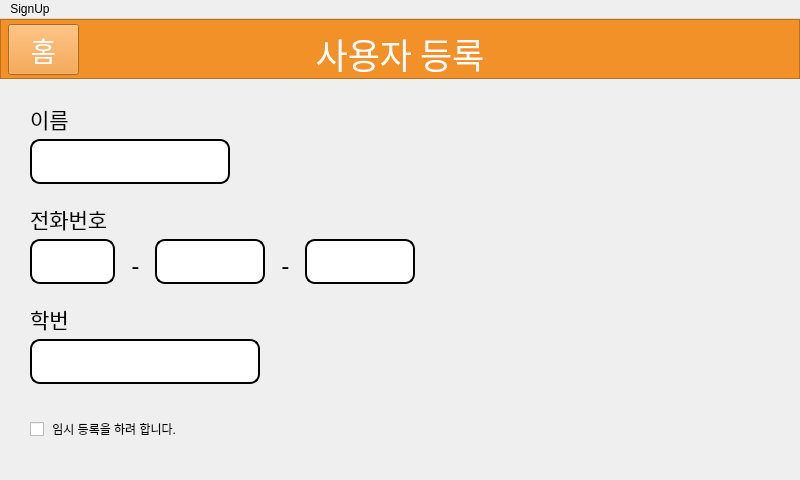
Old version of the form PianoManager/PageSignUp.ui in the repository dotoleeoak/hun-piano.
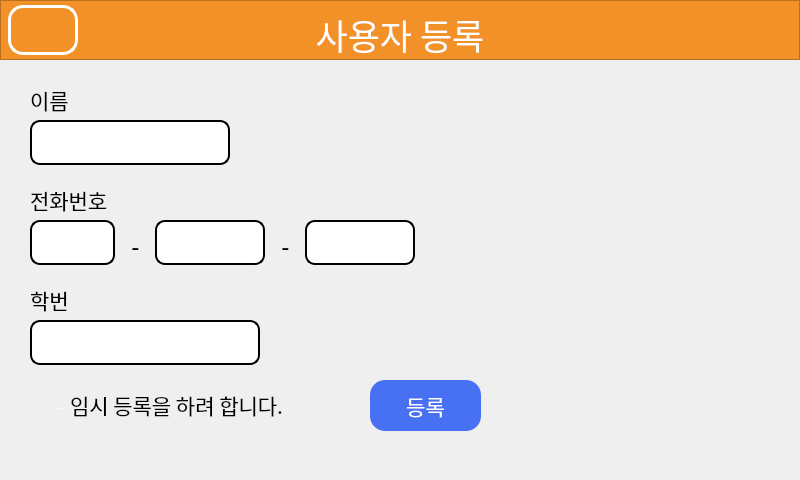
New version of the form. Icons and pictures are not drawn.

```diff
--- a/PianoManager/PageSignUp.ui
+++ b/PianoManager/PageSignUp.ui
@@ -28,6 +28,38 @@
   <property name="windowTitle">
    <string>MainWindow</string>
   </property>
+  <property name="styleSheet">
+   <string notr="true">QToolButton
+{
+	background-color: rgba(255, 255, 255, 0);
+	border-radius: 15px;
+	border: 3px solid #ffffff;
+}
+
+QToolButton:hover
+{
+	background-color: rgb(241, 219, 194);
+}
+
+QLineEdit
+{
+	border: 2px solid black;
+	border-radius: 10px;
+}
+
+QPushButton
+{
+	color: white;
+	background-color: rgb(72, 112, 242);
+	border-radius: 15px;
+	border: 0px;
+}
+
+QPushlButton:hover
+{
+	background-color: black;
+}</string>
+  </property>
   <property name="toolButtonStyle">
    <enum>Qt::ToolButtonFollowStyle</enum>
   </property>
@@ -35,6 +67,9 @@
    <bool>true</bool>
   </property>
   <widget class="QWidget" name="centralwidget">
+   <property name="styleSheet">
+    <string notr="true"/>
+   </property>
    <widget class="QGraphicsView" name="viewMebuBar">
     <property name="enabled">
      <bool>true</bool>
@@ -107,13 +142,13 @@
      <set>Qt::AlignCenter</set>
     </property>
    </widget>
-   <widget class="QPushButton" name="buttonHome">
+   <widget class="QToolButton" name="buttonHome">
     <property name="geometry">
      <rect>
       <x>8</x>
       <y>5</y>
-      <width>71</width>
-      <height>51</height>
+      <width>70</width>
+      <height>50</height>
      </rect>
     </property>
     <property name="palette">
@@ -130,10 +165,10 @@
        </colorrole>
        <colorrole role="Button">
         <brush brushstyle="SolidPattern">
-         <color alpha="255">
-          <red>241</red>
-          <green>145</green>
-          <blue>39</blue>
+         <color alpha="0">
+          <red>255</red>
+          <green>255</green>
+          <blue>255</blue>
          </color>
         </brush>
        </colorrole>
@@ -157,19 +192,19 @@
        </colorrole>
        <colorrole role="Base">
         <brush brushstyle="SolidPattern">
-         <color alpha="255">
-          <red>241</red>
-          <green>145</green>
-          <blue>39</blue>
+         <color alpha="0">
+          <red>255</red>
+          <green>255</green>
+          <blue>255</blue>
          </color>
         </brush>
        </colorrole>
        <colorrole role="Window">
         <brush brushstyle="SolidPattern">
-         <color alpha="255">
-          <red>241</red>
-          <green>145</green>
-          <blue>39</blue>
+         <color alpha="0">
+          <red>255</red>
+          <green>255</green>
+          <blue>255</blue>
          </color>
         </brush>
        </colorrole>
@@ -204,10 +239,10 @@
        </colorrole>
        <colorrole role="Button">
         <brush brushstyle="SolidPattern">
-         <color alpha="255">
-          <red>241</red>
-          <green>145</green>
-          <blue>39</blue>
+         <color alpha="0">
+          <red>255</red>
+          <green>255</green>
+          <blue>255</blue>
          </color>
         </brush>
        </colorrole>
@@ -231,19 +266,19 @@
        </colorrole>
        <colorrole role="Base">
         <brush brushstyle="SolidPattern">
-         <color alpha="255">
-          <red>241</red>
-          <green>145</green>
-          <blue>39</blue>
+         <color alpha="0">
+          <red>255</red>
+          <green>255</green>
+          <blue>255</blue>
          </color>
         </brush>
        </colorrole>
        <colorrole role="Window">
         <brush brushstyle="SolidPattern">
-         <color alpha="255">
-          <red>241</red>
-          <green>145</green>
-          <blue>39</blue>
+         <color alpha="0">
+          <red>255</red>
+          <green>255</green>
+          <blue>255</blue>
          </color>
         </brush>
        </colorrole>
@@ -278,10 +313,10 @@
        </colorrole>
        <colorrole role="Button">
         <brush brushstyle="SolidPattern">
-         <color alpha="255">
-          <red>241</red>
-          <green>145</green>
-          <blue>39</blue>
+         <color alpha="0">
+          <red>255</red>
+          <green>255</green>
+          <blue>255</blue>
          </color>
         </brush>
        </colorrole>
@@ -305,19 +340,19 @@
        </colorrole>
        <colorrole role="Base">
         <brush brushstyle="SolidPattern">
-         <color alpha="255">
-          <red>241</red>
-          <green>145</green>
-          <blue>39</blue>
+         <color alpha="0">
+          <red>255</red>
+          <green>255</green>
+          <blue>255</blue>
          </color>
         </brush>
        </colorrole>
        <colorrole role="Window">
         <brush brushstyle="SolidPattern">
-         <color alpha="255">
-          <red>241</red>
-          <green>145</green>
-          <blue>39</blue>
+         <color alpha="0">
+          <red>255</red>
+          <green>255</green>
+          <blue>255</blue>
          </color>
         </brush>
        </colorrole>
@@ -349,12 +384,22 @@
      </font>
     </property>
     <property name="styleSheet">
-     <string notr="true">background-color: rgb(241, 145, 39);</string>
+     <string notr="true"/>
     </property>
     <property name="text">
-     <string>홈</string>
+     <string/>
     </property>
-    <property name="flat">
+    <property name="icon">
+     <iconset>
+      <normaloff>Images/home.png</normaloff>Images/home.png</iconset>
+    </property>
+    <property name="iconSize">
+     <size>
+      <width>40</width>
+      <height>40</height>
+     </size>
+    </property>
+    <property name="checkable">
      <bool>false</bool>
     </property>
    </widget>
@@ -490,8 +535,7 @@
      </font>
     </property>
     <property name="styleSheet">
-     <string notr="true">border: 2px solid black;
-border-radius: 10px;</string>
+     <string notr="true"/>
     </property>
     <property name="inputMethodHints">
      <set>Qt::ImhDigitsOnly</set>
@@ -503,55 +547,6 @@
      <bool>true</bool>
     </property>
    </widget>
-   <widget class="QCheckBox" name="checkBox">
-    <property name="enabled">
-     <bool>true</bool>
-    </property>
-    <property name="geometry">
-     <rect>
-      <x>30</x>
-      <y>390</y>
-      <width>320</width>
-      <height>40</height>
-     </rect>
-    </property>
-    <property name="sizePolicy">
-     <sizepolicy hsizetype="Fixed" vsizetype="Fixed">
-      <horstretch>0</horstretch>
-      <verstretch>0</verstretch>
-     </sizepolicy>
-    </property>
-    <property name="autoFillBackground">
-     <bool>false</bool>
-    </property>
-    <property name="styleSheet">
-     <string notr="true">font: 16pt &quot;배달의민족 주아&quot;;</string>
-    </property>
-    <property name="text">
-     <string> 임시 등록을 하려 합니다.</string>
-    </property>
-    <property name="iconSize">
-     <size>
-      <width>40</width>
-      <height>40</height>
-     </size>
-    </property>
-    <property name="shortcut">
-     <string/>
-    </property>
-    <property name="checked">
-     <bool>false</bool>
-    </property>
-    <property name="autoRepeat">
-     <bool>false</bool>
-    </property>
-    <property name="autoExclusive">
-     <bool>false</bool>
-    </property>
-    <property name="tristate">
-     <bool>false</bool>
-    </property>
-   </widget>
    <widget class="QLineEdit" name="editID">
     <property name="geometry">
      <rect>
@@ -574,8 +569,7 @@
      </font>
     </property>
     <property name="styleSheet">
-     <string notr="true">border: 2px solid black;
-border-radius: 10px;</string>
+     <string notr="true"/>
     </property>
     <property name="inputMethodHints">
      <set>Qt::ImhDigitsOnly</set>
@@ -609,8 +603,7 @@
      </font>
     </property>
     <property name="styleSheet">
-     <string notr="true">border: 2px solid black;
-border-radius: 10px;</string>
+     <string notr="true"/>
     </property>
     <property name="inputMethodHints">
      <set>Qt::ImhDigitsOnly</set>
@@ -644,8 +637,7 @@
      </font>
     </property>
     <property name="styleSheet">
-     <string notr="true">border: 2px solid black;
-border-radius: 10px;</string>
+     <string notr="true"/>
     </property>
     <property name="inputMethodHints">
      <set>Qt::ImhDigitsOnly</set>
@@ -679,8 +671,7 @@
      </font>
     </property>
     <property name="styleSheet">
-     <string notr="true">border: 2px solid black;
-border-radius: 10px;</string>
+     <string notr="true"/>
     </property>
     <property name="inputMethodHints">
      <set>Qt::ImhNone</set>
@@ -692,25 +683,70 @@
      <bool>true</bool>
     </property>
    </widget>
-  </widget>
-  <widget class="QMenuBar" name="menubar">
-   <property name="geometry">
-    <rect>
-     <x>0</x>
-     <y>0</y>
-     <width>800</width>
-     <height>26</height>
-    </rect>
-   </property>
-   <property name="nativeMenuBar">
-    <bool>false</bool>
-   </property>
-   <widget class="QMenu" name="menu">
-    <property name="title">
-     <string>SignUp</string>
+   <widget class="QLabel" name="label">
+    <property name="geometry">
+     <rect>
+      <x>70</x>
+      <y>390</y>
+      <width>250</width>
+      <height>30</height>
+     </rect>
     </property>
+    <property name="font">
+     <font>
+      <family>배달의민족 주아</family>
+      <pointsize>16</pointsize>
+     </font>
+    </property>
+    <property name="text">
+     <string>임시 등록을 하려 합니다.</string>
+    </property>
    </widget>
-   <addaction name="menu"/>
+   <widget class="QPushButton" name="pushButton">
+    <property name="geometry">
+     <rect>
+      <x>30</x>
+      <y>390</y>
+      <width>60</width>
+      <height>30</height>
+     </rect>
+    </property>
+    <property name="styleSheet">
+     <string notr="true">background-color: rgba(255, 255, 255, 0);</string>
+    </property>
+    <property name="text">
+     <string>...</string>
+    </property>
+    <property name="icon">
+     <iconset>
+      <normaloff>Images/checked.png</normaloff>Images/checked.png</iconset>
+    </property>
+    <property name="iconSize">
+     <size>
+      <width>30</width>
+      <height>30</height>
+     </size>
+    </property>
+   </widget>
+   <widget class="QPushButton" name="pushButton">
+    <property name="geometry">
+     <rect>
+      <x>370</x>
+      <y>380</y>
+      <width>111</width>
+      <height>51</height>
+     </rect>
+    </property>
+    <property name="font">
+     <font>
+      <family>배달의민족 주아</family>
+      <pointsize>16</pointsize>
+     </font>
+    </property>
+    <property name="text">
+     <string>등록</string>
+    </property>
+   </widget>
   </widget>
   <action name="actionSignUp">
    <property name="text">
```
